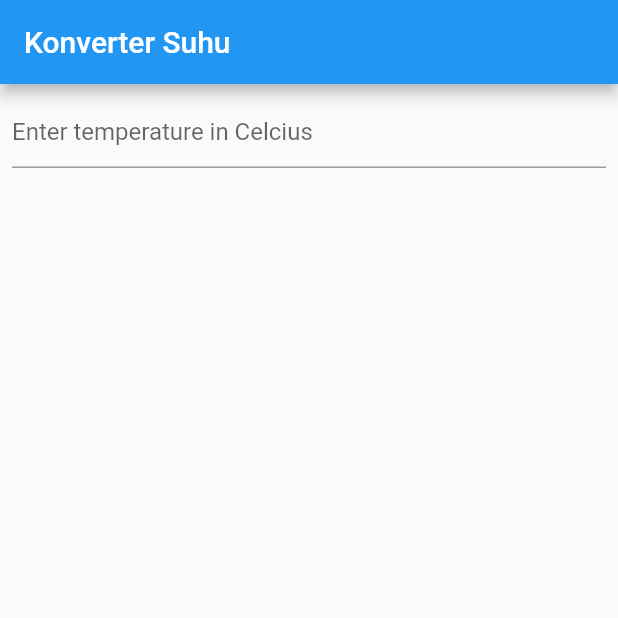
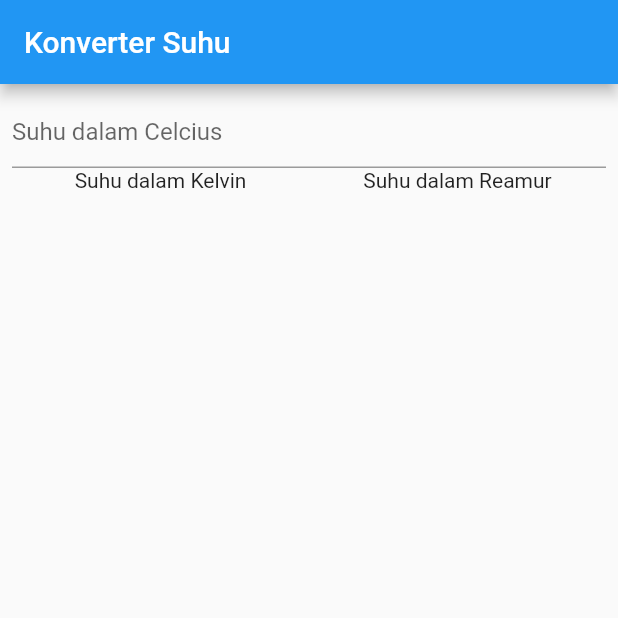
Before and after one commit to hakan009/pemrograman-mobile-hakan, a Flutter app: the screen it shows after launch, on a phone screen of 412 x 824 dp, the top half of it. Run offline on Flutter 3.47's test engine with Material 2 defaults, Android fonts, the phone set to English and light mode, and no system bars; our stand-ins replace carousel_slider.

Commit message:
main, lib

```diff
--- a/Bab3+4/suhu/lib/main.dart
+++ b/Bab3+4/suhu/lib/main.dart
@@ -32,7 +32,7 @@ class MainApp extends StatelessWidget {
               TextFormField(
                 decoration: InputDecoration(
                   //Hint Text
-                  hintText: 'Enter temperature in Celcius',
+                  hintText: 'Suhu dalam Celcius',
                 ),
                 controller: _suhuCelciusController,
                 // Validasi
@@ -40,6 +40,57 @@ class MainApp extends StatelessWidget {
                 //Inputan angka
                 keyboardType: TextInputType.number,
               ),
+              Column(
+                children: [
+                  Row(
+                    mainAxisAlignment: MainAxisAlignment.spaceAround,
+                    children: [
+                      Container(
+                        width: 135,
+                        height: 120,
+                        child: Column(
+                          children: [
+                            Text('Suhu dalam Kelvin'),
+                            Text(
+                              _suhuKelvin,
+                              style: TextStyle(
+                                fontWeight: FontWeight.bold,
+                                fontSize: 24,
+                              ),
+                            ),
+                          ],
+                        ),
+                      ),
+                      Container(
+                        width: 135,
+                        height: 120,
+                        child: Column(
+                          children: [
+                            Text('Suhu dalam Reamur'),
+                            Text(
+                              _suhuReamur,
+                              style: TextStyle(
+                                fontWeight: FontWeight.bold,
+                                fontSize: 24,
+                              )
+                            )
+                          ],
+                        ),
+                      )
+                    ],
+                  )
+                ],
+              ),
+              /*
+              ElevatedButton(
+                  style: ElevatedButton.styleFrom(
+                    backgroundColor: Colors.blue,
+                  ),
+                  onPressed: _convertSuhu,
+                  child: Text("Konversi")
+              ),
+              */
+
             ],
           ),
           //child: Text('Hello World!'),
```
